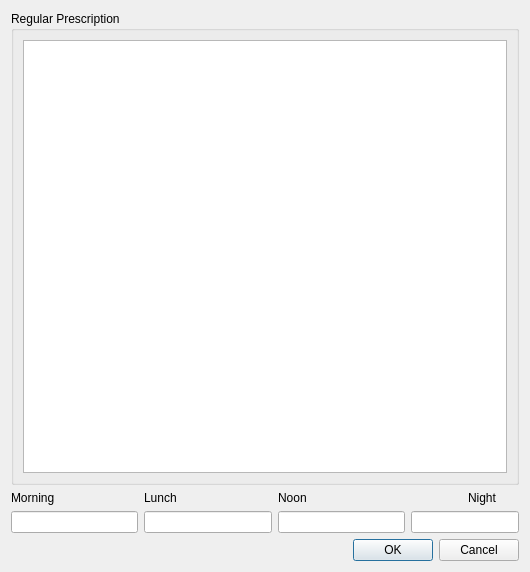
The window that regulardrugdialog.ui (johanneslochmann/datacollector) describes before a commit, drawn with Qt 5.
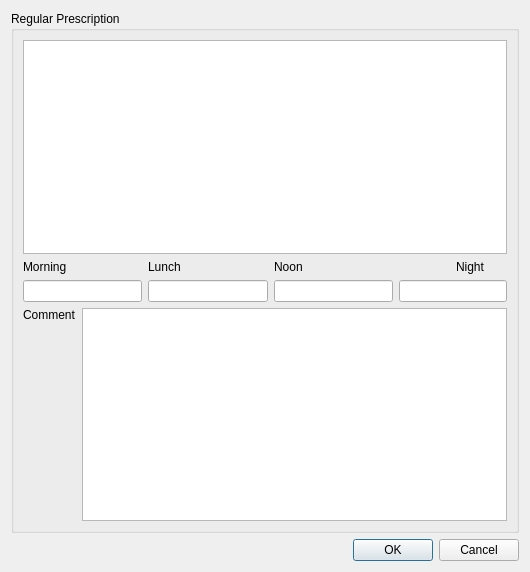
The same window after the commit.

Commit message: added comment field

Patch:
```diff
--- a/regulardrugdialog.ui
+++ b/regulardrugdialog.ui
@@ -19,13 +19,10 @@
      <property name="title">
       <string>Regular Prescription</string>
      </property>
-     <layout class="QHBoxLayout" name="horizontalLayout">
+     <layout class="QVBoxLayout" name="verticalLayout_3">
       <item>
        <widget class="QTableView" name="m_data"/>
       </item>
-     </layout>
-    </widget>
-   </item>
    <item>
     <layout class="QGridLayout" name="gridLayout">
      <item row="0" column="0">
@@ -69,6 +66,40 @@
       <widget class="QLineEdit" name="nightW"/>
      </item>
     </layout>
+      </item>
+      <item>
+       <layout class="QHBoxLayout" name="horizontalLayout">
+        <item>
+         <layout class="QVBoxLayout" name="verticalLayout_2">
+          <item>
+           <widget class="QLabel" name="label_5">
+            <property name="text">
+             <string>Comment</string>
+            </property>
+           </widget>
+          </item>
+          <item>
+           <spacer name="verticalSpacer">
+            <property name="orientation">
+             <enum>Qt::Vertical</enum>
+            </property>
+            <property name="sizeHint" stdset="0">
+             <size>
+              <width>20</width>
+              <height>40</height>
+             </size>
+            </property>
+           </spacer>
+          </item>
+         </layout>
+        </item>
+        <item>
+         <widget class="QTextEdit" name="m_comment"/>
+        </item>
+       </layout>
+      </item>
+     </layout>
+    </widget>
    </item>
    <item>
     <widget class="QDialogButtonBox" name="buttonBox">
```
Lines whose indentation alone changed are shown as unchanged. The commit also changes 5 other files.
